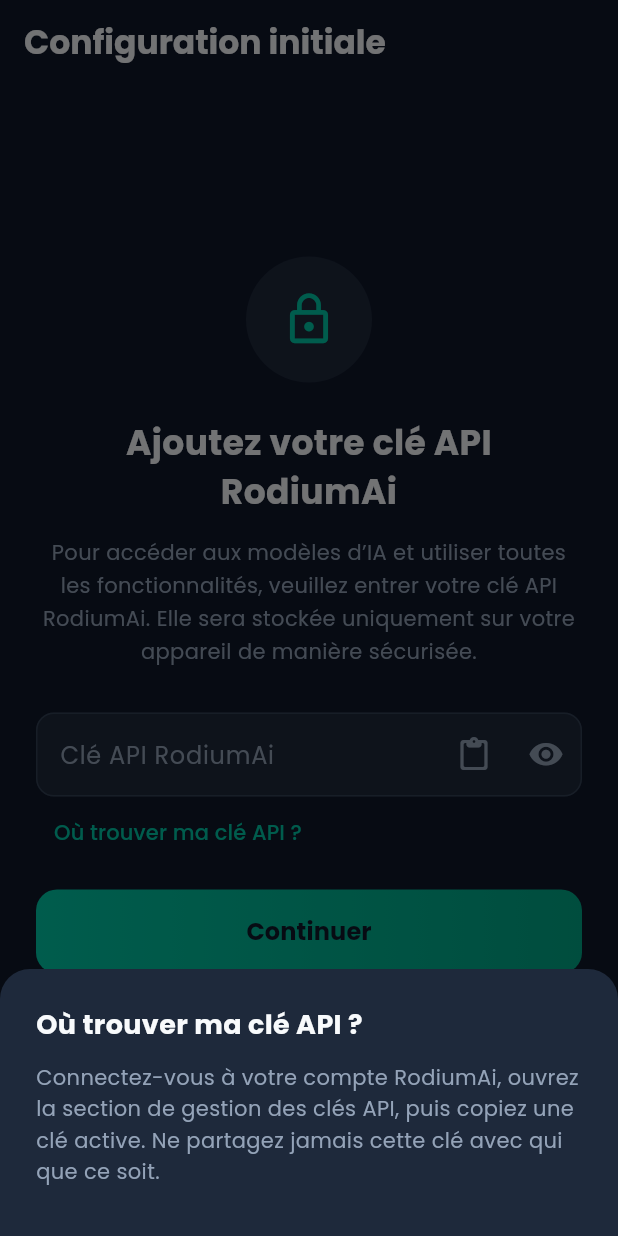
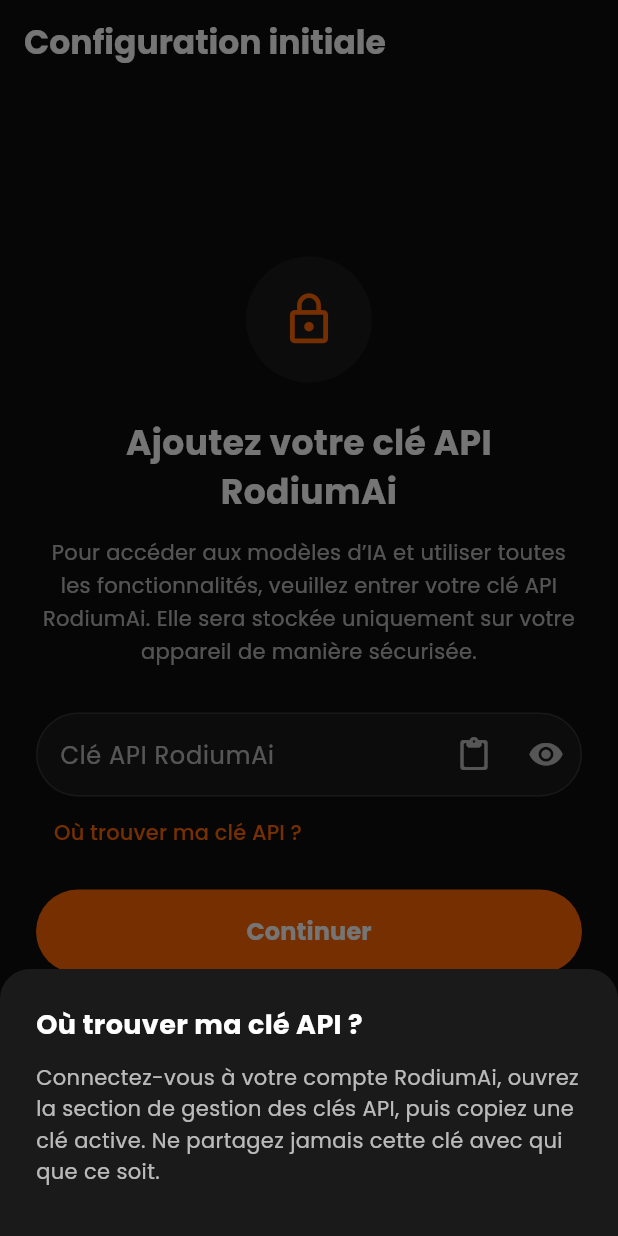
Before and after one commit to justin2119/ChatRodi, a Flutter app: the screen it shows after launch, after a tap on "Où trouver ma clé API ?", on a phone screen of 412 x 824 dp. Run offline on Flutter 3.47's test engine with Material 3 defaults, Android fonts, the phone set to English and light mode, and no system bars; our stand-ins replace dio, flutter_dotenv, flutter_riverpod, flutter_secure_storage, go_router, google_fonts and 1 more; accounts and stored records are empty.

Commit message:
Apply RodiumAi branding to BYOK screen

```diff
--- a/chat_rodi/lib/features/auth_byok/presentation/screens/byok_screen.dart
+++ b/chat_rodi/lib/features/auth_byok/presentation/screens/byok_screen.dart
@@ -5,12 +5,12 @@
 
 import '../viewmodels/byok_viewmodel.dart';
 
-/// Écran de configuration initiale de la clé API RodiumAi.
+/// Ecran de configuration initiale de la cle API RodiumAi.
 ///
-/// La clé reste dans le champ de saisie puis dans le stockage sécurisé ; elle
-/// n'est jamais copiée dans l'état Riverpod.
+/// La cle reste dans le champ de saisie puis dans le stockage securise ; elle
+/// n'est jamais copiee dans l'etat Riverpod.
 class ByokScreen extends ConsumerStatefulWidget {
-  /// Crée l'écran BYOK.
+  /// Cree l'ecran BYOK.
   const ByokScreen({super.key});
 
   @override
@@ -18,20 +18,20 @@
 }
 
 class _ByokScreenState extends ConsumerState<ByokScreen> {
-  /// Palette sombre et accent émeraude de l'écran.
-  static const Color _deepSlate = Color(0xFF0F172A);
-  static const Color _emerald = Color(0xFF00C9A7);
-  static const Color _surface = Color(0xFF1E293B);
-  static const Color _textPrimary = Color(0xFFF8FAFC);
-  static const Color _textSecondary = Color(0xFF94A3B8);
+  /// Palette sombre officielle RodiumAi.
+  static const Color _background = Color(0xFF0D0D0D);
+  static const Color _primary = Color(0xFFFF6600);
+  static const Color _surface = Color(0xFF1A1A1A);
+  static const Color _textPrimary = Color(0xFFFFFFFF);
+  static const Color _textSecondary = Colors.white70;
 
-  /// Contrôleur local du champ, pour ne pas exposer le secret dans le provider.
+  /// Controleur local du champ, pour ne pas exposer le secret dans le provider.
   final TextEditingController _keyController = TextEditingController();
 
   @override
   void initState() {
     super.initState();
-    // Recherche une éventuelle clé existante dès l'ouverture de l'écran.
+    // Recherche une eventuelle cle existante des l'ouverture de l'ecran.
     Future<void>.microtask(
       () => ref.read(byokViewModelProvider.notifier).checkExistingKey(),
     );
@@ -39,7 +39,7 @@
 
   @override
   void dispose() {
-    // Libère les ressources associées au champ.
+    // Libere les ressources associees au champ.
     _keyController.dispose();
     super.dispose();
   }
@@ -55,7 +55,7 @@
       ..selection = TextSelection.collapsed(offset: key.length);
   }
 
-  /// Demande au ViewModel d'enregistrer la clé saisie.
+  /// Demande au ViewModel d'enregistrer la cle saisie.
   Future<void> _saveKey() async {
     await ref.read(byokViewModelProvider.notifier).saveKey(_keyController.text);
   }
@@ -76,7 +76,7 @@
             crossAxisAlignment: CrossAxisAlignment.start,
             children: const [
               Text(
-                'Où trouver ma clé API ?',
+                'O\u00f9 trouver ma cl\u00e9 API ?',
                 style: TextStyle(
                   color: _textPrimary,
                   fontSize: 18,
@@ -85,7 +85,7 @@
               ),
               SizedBox(height: 12),
               Text(
-                'Connectez-vous à votre compte RodiumAi, ouvrez la section de gestion des clés API, puis copiez une clé active. Ne partagez jamais cette clé avec qui que ce soit.',
+                'Connectez-vous \u00e0 votre compte RodiumAi, ouvrez la section de gestion des cl\u00e9s API, puis copiez une cl\u00e9 active. Ne partagez jamais cette cl\u00e9 avec qui que ce soit.',
                 style: TextStyle(color: _textSecondary, height: 1.5),
               ),
             ],
@@ -95,7 +95,7 @@
     );
   }
 
-  /// Construit un bouton principal à dégradé, commun aux deux états.
+  /// Construit un bouton principal commun aux deux etats.
   Widget _gradientButton({
     required String label,
     required VoidCallback? onPressed,
@@ -103,22 +103,14 @@
   }) {
     return SizedBox(
       height: 56,
-      child: DecoratedBox(
-        decoration: BoxDecoration(
-          gradient: LinearGradient(
-            colors: [_emerald, const Color(0xFF00A887)],
-          ),
-          borderRadius: BorderRadius.circular(14),
-        ),
       child: ElevatedButton(
         onPressed: onPressed,
         style: ElevatedButton.styleFrom(
-            backgroundColor: Colors.transparent,
-            disabledBackgroundColor: Colors.transparent,
-            shadowColor: Colors.transparent,
-            foregroundColor: _deepSlate,
+          backgroundColor: _primary,
+          disabledBackgroundColor: _primary.withValues(alpha: 0.5),
+          foregroundColor: _textPrimary,
           shape: RoundedRectangleBorder(
-              borderRadius: BorderRadius.circular(14),
+            borderRadius: BorderRadius.circular(50),
           ),
         ),
         child: isLoading
@@ -127,7 +119,7 @@
                 height: 22,
                 child: CircularProgressIndicator(
                   strokeWidth: 2.5,
-                    color: _deepSlate,
+                  color: _textPrimary,
                 ),
               )
             : Text(
@@ -138,21 +130,19 @@
                 ),
               ),
       ),
-      ),
     );
   }
 
-  /// Présente l'écran d'enregistrement ou l'écran de succès.
+  /// Presente l'ecran d'enregistrement ou l'ecran de succes.
   @override
   Widget build(BuildContext context) {
     final state = ref.watch(byokViewModelProvider);
 
     return Scaffold(
-      backgroundColor: _deepSlate,
+      backgroundColor: _background,
       appBar: AppBar(
-        // Règle de style : la barre d'application doit rester parfaitement carrée.
         shape: const RoundedRectangleBorder(borderRadius: BorderRadius.zero),
-        backgroundColor: _deepSlate,
+        backgroundColor: _background,
         foregroundColor: _textPrimary,
         elevation: 0,
         title: const Text(
@@ -176,7 +166,7 @@
     );
   }
 
-  /// État initial : saisie, aide, erreurs et note de sécurité.
+  /// Etat initial : saisie, aide, erreurs et note de securite.
   Widget _buildEntry(ByokState state) {
     return Column(
       crossAxisAlignment: CrossAxisAlignment.stretch,
@@ -189,12 +179,12 @@
               color: _surface,
               shape: BoxShape.circle,
             ),
-            child: const Icon(Icons.lock_outline, color: _emerald, size: 38),
+            child: const Icon(Icons.lock_outline, color: _primary, size: 38),
           ),
         ),
         const SizedBox(height: 24),
         const Text(
-          'Ajoutez votre clé API RodiumAi',
+          'Ajoutez votre cl\u00e9 API RodiumAi',
           textAlign: TextAlign.center,
           style: TextStyle(
             color: _textPrimary,
@@ -204,7 +194,7 @@
         ),
         const SizedBox(height: 12),
         const Text(
-          'Pour accéder aux modèles d’IA et utiliser toutes les fonctionnalités, veuillez entrer votre clé API RodiumAi. Elle sera stockée uniquement sur votre appareil de manière sécurisée.',
+          'Pour acc\u00e9der aux mod\u00e8les d\u2019IA et utiliser toutes les fonctionnalit\u00e9s, veuillez entrer votre cl\u00e9 API RodiumAi. Elle sera stock\u00e9e uniquement sur votre appareil de mani\u00e8re s\u00e9curis\u00e9e.',
           textAlign: TextAlign.center,
           style: TextStyle(color: _textSecondary, fontSize: 14, height: 1.55),
         ),
@@ -216,23 +206,23 @@
           enableSuggestions: false,
           style: const TextStyle(color: _textPrimary),
           decoration: InputDecoration(
-            labelText: 'Clé API RodiumAi',
+            labelText: 'Cl\u00e9 API RodiumAi',
             hintText: 'rd_sk....',
             labelStyle: const TextStyle(color: _textSecondary),
-            hintStyle: const TextStyle(color: Color(0xFF64748B)),
+            hintStyle: const TextStyle(color: Colors.white54),
             filled: true,
             fillColor: _surface,
             border: OutlineInputBorder(
-              borderRadius: BorderRadius.circular(12),
+              borderRadius: BorderRadius.circular(50),
               borderSide: BorderSide.none,
             ),
             enabledBorder: OutlineInputBorder(
-              borderRadius: BorderRadius.circular(12),
-              borderSide: const BorderSide(color: Color(0xFF334155)),
+              borderRadius: BorderRadius.circular(50),
+              borderSide: BorderSide(color: Colors.white.withValues(alpha: 0.12)),
             ),
             focusedBorder: OutlineInputBorder(
-              borderRadius: BorderRadius.circular(12),
-              borderSide: const BorderSide(color: _emerald, width: 1.5),
+              borderRadius: BorderRadius.circular(50),
+              borderSide: const BorderSide(color: _primary, width: 1.5),
             ),
             suffixIcon: Row(
               mainAxisSize: MainAxisSize.min,
@@ -244,7 +234,7 @@
                   color: _textSecondary,
                 ),
                 IconButton(
-                  tooltip: state.isObscured ? 'Afficher la clé' : 'Masquer la clé',
+                  tooltip: state.isObscured ? 'Afficher la cl\u00e9' : 'Masquer la cl\u00e9',
                   onPressed: () => ref
                       .read(byokViewModelProvider.notifier)
                       .toggleObscure(),
@@ -262,8 +252,11 @@
           alignment: Alignment.centerLeft,
           child: TextButton(
             onPressed: _showKeyHelp,
-            style: TextButton.styleFrom(foregroundColor: _emerald),
-            child: const Text('Où trouver ma clé API ?'),
+            style: TextButton.styleFrom(
+              foregroundColor: _primary,
+              shape: RoundedRectangleBorder(borderRadius: BorderRadius.circular(50)),
+            ),
+            child: const Text('O\u00f9 trouver ma cl\u00e9 API ?'),
           ),
         ),
         if (state.errorMessage != null) ...[
@@ -283,13 +276,13 @@
         const Row(
           mainAxisAlignment: MainAxisAlignment.center,
           children: [
-            Icon(Icons.shield_outlined, color: Color(0xFF64748B), size: 17),
+            Icon(Icons.shield_outlined, color: Colors.white54, size: 17),
             SizedBox(width: 8),
             Flexible(
               child: Text(
-                'Votre clé est stockée dans un espace sécurisé sur votre appareil.',
+                'Votre cl\u00e9 est stock\u00e9e dans un espace s\u00e9curis\u00e9 sur votre appareil.',
                 textAlign: TextAlign.center,
-                style: TextStyle(color: Color(0xFF64748B), fontSize: 12),
+                style: TextStyle(color: Colors.white70, fontSize: 12),
               ),
             ),
           ],
@@ -298,7 +291,7 @@
     );
   }
 
-  /// État de confirmation affiché après l'enregistrement réussi.
+  /// Etat de confirmation affiche apres l'enregistrement reussi.
   Widget _buildSuccess() {
     return Column(
       crossAxisAlignment: CrossAxisAlignment.stretch,
@@ -308,15 +301,15 @@
             width: 92,
             height: 92,
             decoration: BoxDecoration(
-              color: _emerald.withValues(alpha: 0.12),
+              color: _primary.withValues(alpha: 0.12),
               shape: BoxShape.circle,
             ),
-            child: const Icon(Icons.check_rounded, color: _emerald, size: 54),
+            child: const Icon(Icons.check_rounded, color: _primary, size: 54),
           ),
         ),
         const SizedBox(height: 26),
         const Text(
-          'Clé API enregistrée !',
+          'Cl\u00e9 API enregistr\u00e9e !',
           textAlign: TextAlign.center,
           style: TextStyle(
             color: _textPrimary,
@@ -326,13 +319,13 @@
         ),
         const SizedBox(height: 12),
         const Text(
-          'Votre clé RodiumAi est maintenant sécurisée sur votre appareil. Vous pouvez commencer à utiliser l’assistant IA.',
+          'Votre cl\u00e9 RodiumAi est maintenant s\u00e9curis\u00e9e sur votre appareil. Vous pouvez commencer \u00e0 utiliser l\u2019assistant IA.',
           textAlign: TextAlign.center,
           style: TextStyle(color: _textSecondary, fontSize: 14, height: 1.55),
         ),
         const SizedBox(height: 32),
         _gradientButton(
-          label: 'Accéder à l’application',
+          label: 'Acc\u00e9der \u00e0 l\u2019application',
           onPressed: () => context.go('/chat'),
         ),
       ],
```
Lines whose indentation alone changed are shown as unchanged.
